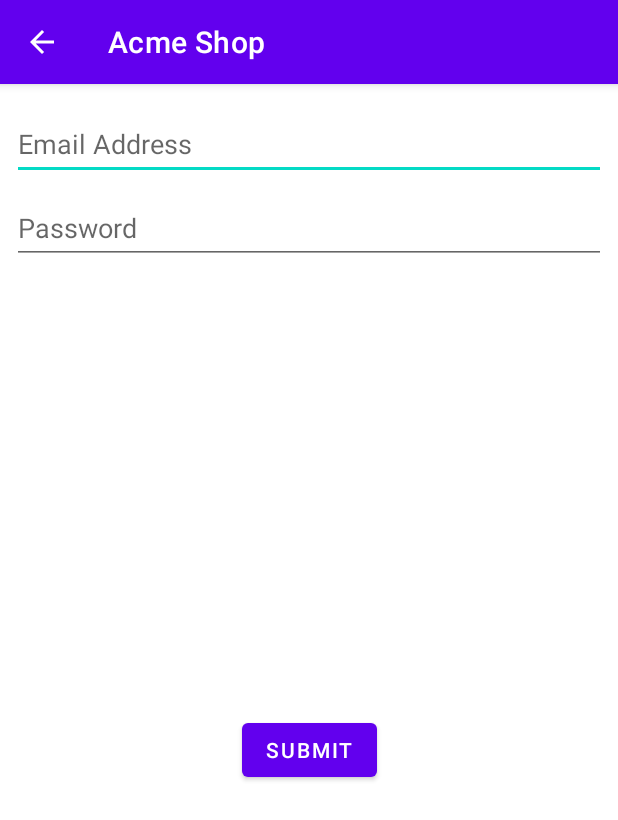
After one commit to goncaloacteixeira/feup-cpm-proj1, an Android app: the LoginActivity screen opened directly, with no data from a screen before it, on a phone screen of 412 x 824 dp. The commit adds this screen. Shown: the top 820 px of the screen. Run offline under Robolectric (Android 15) with nearby library versions, the phone set to English and light mode, and no system bars.

Commit message:
login on app

```diff
--- /dev/null
+++ b/AcmeShop/app/src/main/java/org/feup/cpm/group9/acmeshop/LoginActivity.kt
@@ -0,0 +1,33 @@
+package org.feup.cpm.group9.acmeshop
+
+import androidx.appcompat.app.AppCompatActivity
+import android.os.Bundle
+import android.util.Log
+import android.widget.Button
+import android.widget.EditText
+import android.widget.Toast
+
+class LoginActivity : AppCompatActivity() {
+    private val TAG = "org.feup.cpm.group9.acmeshop.LoginActivity"
+
+    override fun onCreate(savedInstanceState: Bundle?) {
+        super.onCreate(savedInstanceState)
+        setContentView(R.layout.activity_login)
+
+        findViewById<Button>(R.id.login_submit_btn).setOnClickListener {
+            val email = findViewById<EditText>(R.id.login_email_edt).text.toString()
+            val password = findViewById<EditText>(R.id.login_password_edt).text.toString()
+
+            Log.i(TAG, "onCreate: login for: $email, $password")
+            User.login(this, email, password) {
+                Log.i(TAG, "onCreate: Login Result: $it")
+                if (it) {
+                    // TODO: Change to homescreen logged in
+                    Toast.makeText(this, "User logged in", Toast.LENGTH_LONG).show()
+                } else {
+                    Toast.makeText(this, "Invalid Login info", Toast.LENGTH_LONG).show()
+                }
+            }
+        }
+    }
+}
--- a/AcmeShop/app/src/main/java/org/feup/cpm/group9/acmeshop/MainActivity.kt
+++ b/AcmeShop/app/src/main/java/org/feup/cpm/group9/acmeshop/MainActivity.kt
@@ -14,5 +14,10 @@
             val intent = Intent(this, SignUpActivity::class.java)
             startActivity(intent)
         }
+
+        findViewById<Button>(R.id.login_btn).setOnClickListener {
+            val intent = Intent(this, LoginActivity::class.java)
+            startActivity(intent)
+        }
     }
 }
--- /dev/null
+++ b/AcmeShop/app/src/main/res/layout/activity_login.xml
@@ -0,0 +1,48 @@
+<?xml version="1.0" encoding="utf-8"?>
+<androidx.constraintlayout.widget.ConstraintLayout xmlns:android="http://schemas.android.com/apk/res/android"
+    xmlns:app="http://schemas.android.com/apk/res-auto"
+    xmlns:tools="http://schemas.android.com/tools"
+    android:layout_width="match_parent"
+    android:layout_height="match_parent"
+    tools:context=".LoginActivity">
+
+    <EditText
+        android:id="@+id/login_email_edt"
+        android:layout_width="0dp"
+        android:layout_height="wrap_content"
+        android:layout_marginStart="8dp"
+        android:layout_marginTop="16dp"
+        android:layout_marginEnd="8dp"
+        android:ems="10"
+        android:hint="@string/email_lbl"
+        android:inputType="textEmailAddress"
+        android:minHeight="48dp"
+        app:layout_constraintEnd_toEndOf="parent"
+        app:layout_constraintStart_toStartOf="parent"
+        app:layout_constraintTop_toTopOf="parent" />
+
+    <EditText
+        android:id="@+id/login_password_edt"
+        android:layout_width="0dp"
+        android:layout_height="wrap_content"
+        android:layout_marginStart="8dp"
+        android:layout_marginTop="8dp"
+        android:layout_marginEnd="8dp"
+        android:ems="10"
+        android:hint="@string/password_lbl"
+        android:inputType="textPassword"
+        android:minHeight="48dp"
+        app:layout_constraintEnd_toEndOf="parent"
+        app:layout_constraintStart_toStartOf="parent"
+        app:layout_constraintTop_toBottomOf="@+id/login_email_edt" />
+
+    <Button
+        android:id="@+id/login_submit_btn"
+        android:layout_width="wrap_content"
+        android:layout_height="wrap_content"
+        android:text="@string/submit_lbl"
+        app:layout_constraintBottom_toBottomOf="parent"
+        app:layout_constraintEnd_toEndOf="parent"
+        app:layout_constraintStart_toStartOf="parent"
+        app:layout_constraintTop_toBottomOf="@+id/login_password_edt" />
+</androidx.constraintlayout.widget.ConstraintLayout>
```
Also changed, not shown: AcmeShop/app/src/main/AndroidManifest.xml (+7 -3 lines), AcmeShop/app/src/main/java/org/feup/cpm/group9/acmeshop/User.kt (+22 -0 lines).
